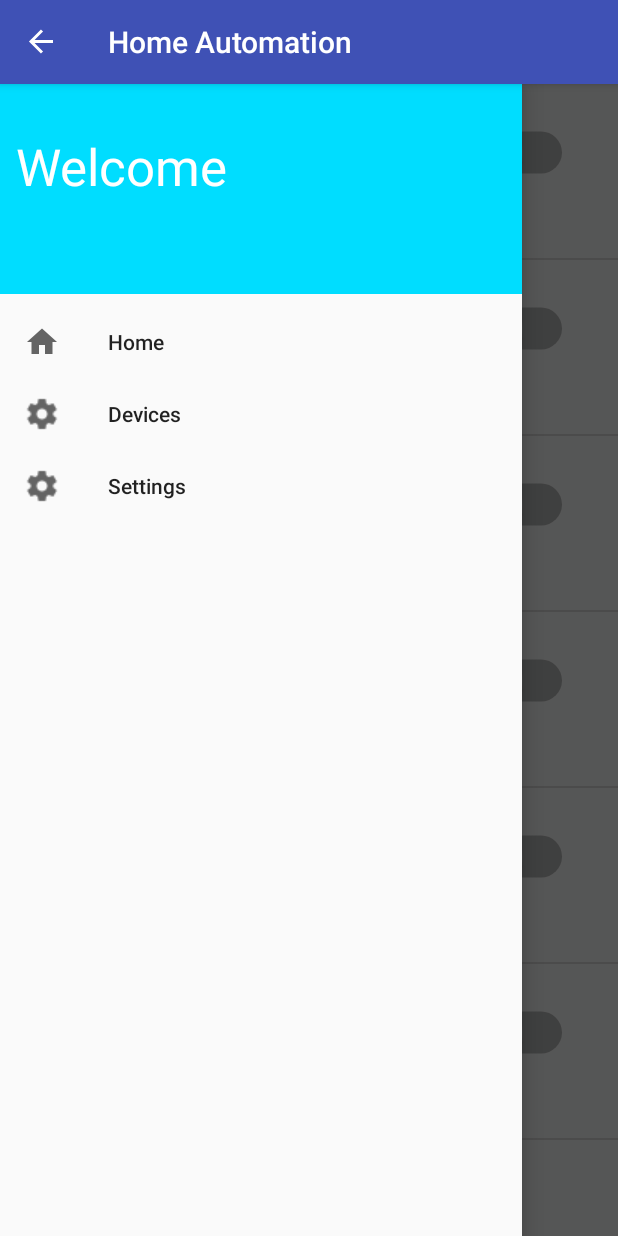
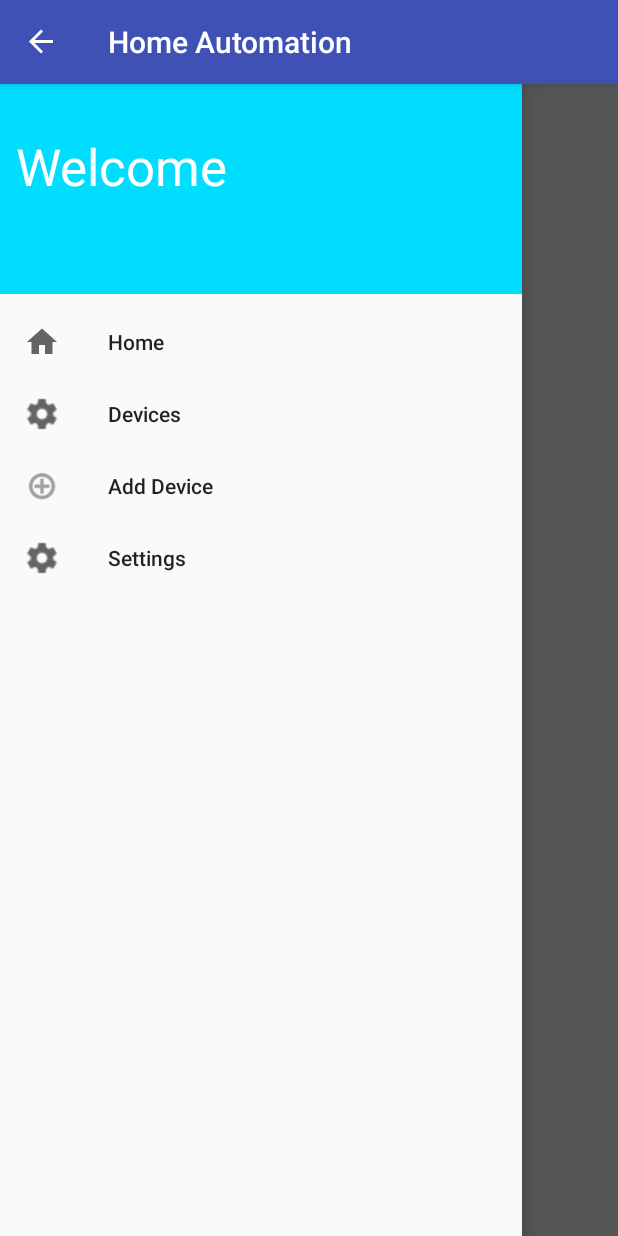
Before and after one commit to alltopafi/HomeAutomationAndroidApp, an Android app: the fragment DevicesFragment placed in its activity, with the side drawer open, on a phone screen of 412 x 824 dp. Run offline under Robolectric (Android 15) with nearby library versions, the light colour scheme and no system bars; libraries missing offline, so code that uses them is left out: org.eclipse.paho.

Commit message:
can now create a custom device
need:
- save the devices once the app has been closed
- save the picture for the device

```diff
--- a/Bedroom Lights/app/src/main/java/com/example/jesse/bedroomlight/MainActivity.java
+++ b/Bedroom Lights/app/src/main/java/com/example/jesse/bedroomlight/MainActivity.java
@@ -2,7 +2,13 @@
 
 import android.app.FragmentManager;
 import android.app.FragmentTransaction;
+import android.content.Intent;
 import android.content.SharedPreferences;
+import android.database.Cursor;
+import android.graphics.BitmapFactory;
+import android.net.Uri;
+import android.provider.MediaStore;
+import android.support.design.widget.FloatingActionButton;
 import android.support.v4.widget.DrawerLayout;
 import android.support.v7.app.ActionBarDrawerToggle;
 import android.support.v7.app.AppCompatActivity;
@@ -10,9 +16,12 @@
 import android.view.Gravity;
 
 import android.view.MenuItem;
+import android.view.View;
+import android.widget.ImageView;
 import android.widget.Toast;
 
 
+import com.example.jesse.bedroomlight.fragments.AddDeviceFragment;
 import com.example.jesse.bedroomlight.fragments.DevicesFragment;
 import com.example.jesse.bedroomlight.fragments.HomeFragment;
 import com.example.jesse.bedroomlight.fragments.Settings;
@@ -21,17 +30,25 @@
 import org.eclipse.paho.client.mqttv3.MqttException;
 import org.eclipse.paho.client.mqttv3.persist.MemoryPersistence;
 
+import java.net.URI;
+import java.util.ArrayList;
+
+import static java.security.AccessController.getContext;
+
 
 public class MainActivity extends AppCompatActivity {
 
     private DrawerLayout mDrawerLayout;
     private ActionBarDrawerToggle mDrawerToggle;
     private MqttClient client;
+    private ArrayList<Device> devicesList;
 
     @Override
     protected void onCreate(Bundle savedInstanceState) {
         super.onCreate(savedInstanceState);
         setContentView(R.layout.activity_main);
+
+        devicesList = new ArrayList<Device>();
 
         mDrawerLayout = (DrawerLayout) findViewById(R.id.drawLayout);
         mDrawerToggle = new ActionBarDrawerToggle(this,mDrawerLayout,R.string.open,R.string.close);
@@ -45,14 +62,24 @@
         FragmentManager fragmentManager = getFragmentManager();
         FragmentTransaction fragmentTransaction = fragmentManager.beginTransaction();
 
-        HomeFragment fragment = new HomeFragment();
+        DevicesFragment fragment = new DevicesFragment();
         fragmentTransaction.add(R.id.mainFrame, fragment);
         fragmentTransaction.commit();
 
 
-
     }
 
+
+    public void addDeviceButtonClicked(MenuItem item){
+        FragmentManager fragmentManager = getFragmentManager();
+        FragmentTransaction fragmentTransaction = fragmentManager.beginTransaction();
+
+        AddDeviceFragment fragment = new AddDeviceFragment();
+        fragmentTransaction.add(R.id.mainFrame, fragment);
+        fragmentTransaction.commit();
+
+        mDrawerLayout.closeDrawer(Gravity.LEFT);
+    }
 
     public void homeButtonClicked(MenuItem item){
 
@@ -73,6 +100,10 @@
 
         DevicesFragment fragment = new DevicesFragment();
         fragmentTransaction.add(R.id.mainFrame, fragment);
+
+        //if if devices is the fragment in view we don't want to commit
+
+
         fragmentTransaction.commit();
 
         mDrawerLayout.closeDrawer(Gravity.LEFT);
@@ -172,4 +203,11 @@
             return false;
         }
     }
+
+public ArrayList<Device> getDevicesList(){
+    return devicesList;
 }
+
+
+
+}
--- a/Bedroom Lights/app/src/main/java/com/example/jesse/bedroomlight/fragments/DevicesFragment.java
+++ b/Bedroom Lights/app/src/main/java/com/example/jesse/bedroomlight/fragments/DevicesFragment.java
@@ -4,13 +4,13 @@
 import android.os.Bundle;
 import android.app.Fragment;
 import android.view.LayoutInflater;
+import android.view.Menu;
 import android.view.View;
 import android.view.ViewGroup;
-import android.widget.ArrayAdapter;
 import android.widget.ListView;
-
 import com.example.jesse.bedroomlight.Device;
 import com.example.jesse.bedroomlight.DevicesManager;
+import com.example.jesse.bedroomlight.MainActivity;
 import com.example.jesse.bedroomlight.R;
 
 import java.util.ArrayList;
@@ -21,6 +21,8 @@
  */
 public class DevicesFragment extends Fragment {
 
+    Menu menu;
+    DevicesManager adapter;
 
     public DevicesFragment() {
         // Required empty public constructor
@@ -33,23 +35,19 @@
         // Inflate the layout for this fragment
         View view = inflater.inflate(R.layout.fragment_devices, container, false);
 
+        setHasOptionsMenu(true);
+
         ListView lView = (ListView) view.findViewById(R.id.devicesList);
 
-        List<Device> devices = new ArrayList();
-
-        devices.add(new Device("Bedside Light","ledStatus"));
-        devices.add(new Device("Main Light","bedroom/light/main"));
-        devices.add(new Device("Main Light","bedroom/light/main",R.drawable.ic_home_black_24dp));
-        devices.add(new Device("Bedside Light","ledStatus",R.drawable.background));
-        devices.add(new Device("Main Light","bedroom/light/main",R.drawable.ic_home_black_24dp));
-        devices.add(new Device("Main Light","bedroom/light/main",R.drawable.ic_home_black_24dp));
+        MainActivity activity = (MainActivity) getActivity();
+        List<Device> devices = activity.getDevicesList();
 
 
-
-        DevicesManager adapter = new DevicesManager(getActivity(),R.layout.row_device,devices);
+        adapter = new DevicesManager(getActivity(),R.layout.row_device,devices);
         lView.setAdapter(adapter);
 
         return view;
     }
 
+
 }
--- a/Bedroom Lights/app/src/main/res/layout/fragment_devices.xml
+++ b/Bedroom Lights/app/src/main/res/layout/fragment_devices.xml
@@ -1,4 +1,5 @@
 <FrameLayout xmlns:android="http://schemas.android.com/apk/res/android"
+    xmlns:app="http://schemas.android.com/apk/res-auto"
     xmlns:tools="http://schemas.android.com/tools"
     android:layout_width="match_parent"
     android:layout_height="match_parent"
--- a/Bedroom Lights/app/src/main/res/layout/row_device.xml
+++ b/Bedroom Lights/app/src/main/res/layout/row_device.xml
@@ -11,6 +11,7 @@
         <ImageView
             android:layout_width="100dp"
             android:layout_height="100dp"
+            android:clickable="true"
             android:id="@+id/deviceImageView" />
 
     </FrameLayout>
@@ -22,6 +23,7 @@
         <TextView
             android:layout_width="wrap_content"
             android:layout_height="wrap_content"
+            android:paddingTop="10dp"
             android:id="@+id/deviceNameTextView"
             android:textSize="22dp"
             android:text="something" />
@@ -30,6 +32,7 @@
             android:layout_width="wrap_content"
             android:layout_height="wrap_content"
             android:id="@+id/deviceTopicTextView"
+            android:paddingTop="10dp"
             android:textSize="14dp"
             android:text="ledStatus"
             />
@@ -38,7 +41,7 @@
 
     <RelativeLayout
         android:layout_width="wrap_content"
-        android:layout_height="80dp">
+        android:layout_height="100dp">
 
 
         <Switch
@@ -47,9 +50,9 @@
             android:scaleX="2"
             android:scaleY="2"
             android:id="@+id/deviceSwiitch"
-            android:layout_marginTop="24dp"
+            android:layout_marginTop="40dp"
             android:layout_alignParentEnd="true"
-            android:layout_marginEnd="32dp" />
+            android:layout_marginEnd="24dp" />
     </RelativeLayout>
 
 </LinearLayout>
--- a/Bedroom Lights/app/src/main/res/menu/navigation_menu.xml
+++ b/Bedroom Lights/app/src/main/res/menu/navigation_menu.xml
@@ -13,9 +13,21 @@
         android:title="@string/devices"
         android:onClick="devicesButtonClicked" />
 
+    <item android:id="@+id/nav_addDevice"
+        android:icon="@android:drawable/ic_menu_add"
+        android:title="@string/addDevice"
+        android:onClick="addDeviceButtonClicked" />
+
     <item android:id="@+id/nav_settings"
         android:icon="@mipmap/ic_settings_black_24dp"
         android:title="@string/settings"
         android:onClick="settingsButtonClicked" />
 
+
+
+    <item android:id="@+id/add_device"
+        android:title="add device"
+        android:visible="false" />
+
+
 </menu>
--- a/Bedroom Lights/app/src/main/res/values/strings.xml
+++ b/Bedroom Lights/app/src/main/res/values/strings.xml
@@ -9,5 +9,6 @@
 
     <!-- TODO: Remove or change this placeholder text -->
     <string name="hello_blank_fragment">Hello blank fragment</string>
+    <string name="addDevice">Add Device</string>
 
 </resources>
```
Also changed, not shown: Bedroom Lights/app/src/main/java/com/example/jesse/bedroomlight/DevicesManager.java (+10 -2 lines), Bedroom Lights/app/src/main/java/com/example/jesse/bedroomlight/fragments/AddDeviceFragment.java (added, +91 -0 lines), Bedroom Lights/app/src/main/res/layout/fragment_add_device.xml (added, +72 -0 lines), Bedroom Lights/app/src/main/add_image-web.png (added), Bedroom Lights/app/src/main/res/mipmap-hdpi/add_image.png (added), Bedroom Lights/app/src/main/res/mipmap-mdpi/add_image.png (added), Bedroom Lights/app/src/main/res/mipmap-xhdpi/add_image.png (added), Bedroom Lights/app/src/main/res/mipmap-xxhdpi/add_image.png (added), Bedroom Lights/app/src/main/res/mipmap-xxxhdpi/add_image.png (added).
